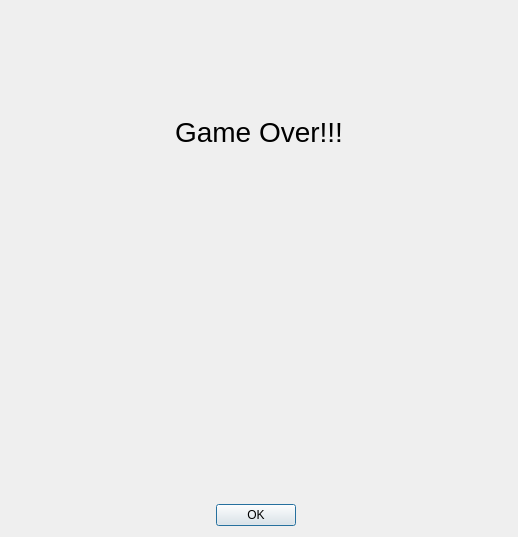
This is ui/gameoverdialog.ui in tdauth/gustavsfairyland as Qt 5 draws it before an edit. The edited form follows.
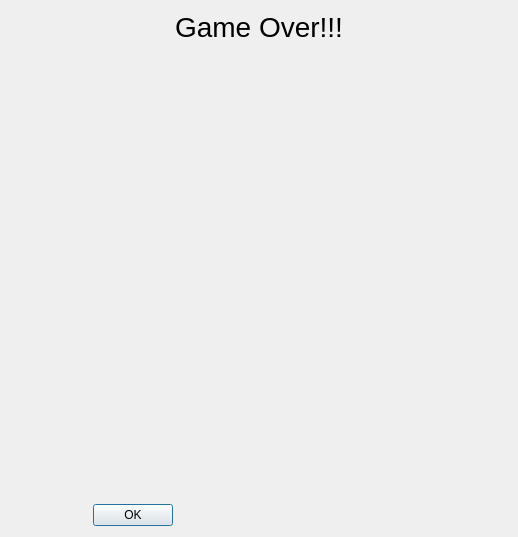
This is the edited form. Icons and pictures are not drawn.

```diff
--- a/ui/gameoverdialog.ui
+++ b/ui/gameoverdialog.ui
@@ -33,7 +33,17 @@
      </property>
     </widget>
    </item>
-   <item row="0" column="0" colspan="2">
+   <item row="2" column="0" alignment="Qt::AlignHCenter|Qt::AlignBottom">
+    <widget class="QDialogButtonBox" name="buttonBox">
+     <property name="standardButtons">
+      <set>QDialogButtonBox::Ok</set>
+     </property>
+     <property name="centerButtons">
+      <bool>true</bool>
+     </property>
+    </widget>
+   </item>
+   <item row="0" column="0" colspan="2" alignment="Qt::AlignHCenter|Qt::AlignTop">
     <widget class="QLabel" name="label_3">
      <property name="font">
       <font>
@@ -48,16 +58,6 @@
      </property>
     </widget>
    </item>
-   <item row="2" column="0">
-    <widget class="QDialogButtonBox" name="buttonBox">
-     <property name="standardButtons">
-      <set>QDialogButtonBox::Ok</set>
-     </property>
-     <property name="centerButtons">
-      <bool>true</bool>
-     </property>
-    </widget>
-   </item>
   </layout>
  </widget>
  <resources>
```
